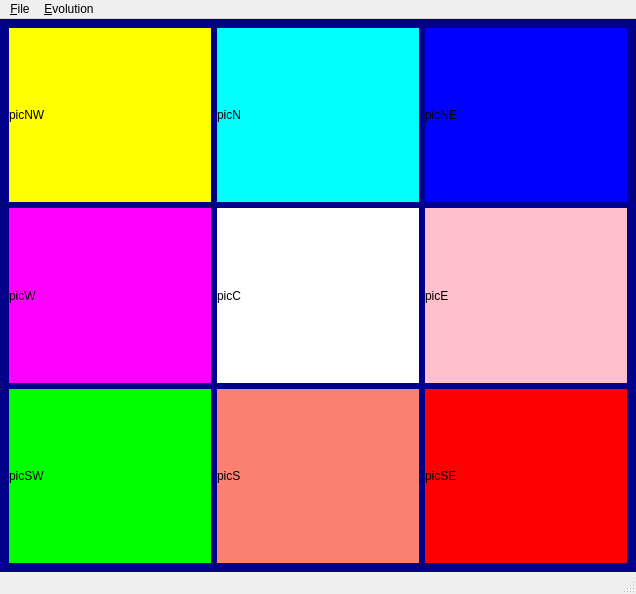
Qt form MainWindow.ui (matthias-p-nowak/evolution) before a commit.
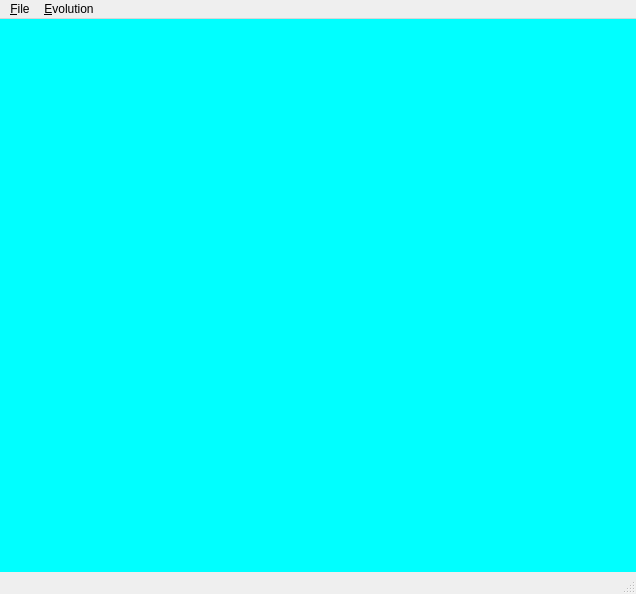
The same form after that commit.

Commit message: Redone imports, generate picture labels in program

Patch:
```diff
--- a/MainWindow.ui
+++ b/MainWindow.ui
@@ -30,100 +30,9 @@
     <bool>false</bool>
    </property>
    <property name="styleSheet">
-    <string notr="true">background-color: darkblue;</string>
+    <string notr="true">background-color: aqua;</string>
    </property>
-   <layout class="QGridLayout" name="gridLayout_2">
-    <item row="0" column="0">
-     <widget class="QLabel" name="picNW">
-      <property name="styleSheet">
-       <string notr="true">background-color: yellow;</string>
-      </property>
-      <property name="text">
-       <string>picNW</string>
-      </property>
-     </widget>
-    </item>
-    <item row="0" column="2">
-     <widget class="QLabel" name="picNE">
-      <property name="styleSheet">
-       <string notr="true">background-color: blue;</string>
-      </property>
-      <property name="text">
-       <string>picNE</string>
-      </property>
-     </widget>
-    </item>
-    <item row="0" column="1">
-     <widget class="QLabel" name="picN">
-      <property name="styleSheet">
-       <string notr="true">background-color: cyan;</string>
-      </property>
-      <property name="text">
-       <string>picN</string>
-      </property>
-     </widget>
-    </item>
-    <item row="1" column="0">
-     <widget class="QLabel" name="picW">
-      <property name="styleSheet">
-       <string notr="true">background-color: magenta;</string>
-      </property>
-      <property name="text">
-       <string>picW</string>
-      </property>
-     </widget>
-    </item>
-    <item row="2" column="0">
-     <widget class="QLabel" name="picSW">
-      <property name="styleSheet">
-       <string notr="true">background-color: lime;</string>
-      </property>
-      <property name="text">
-       <string>picSW</string>
-      </property>
-     </widget>
-    </item>
-    <item row="1" column="1">
-     <widget class="QLabel" name="picC">
-      <property name="styleSheet">
-       <string notr="true">background-color: white</string>
-      </property>
-      <property name="text">
-       <string>picC</string>
-      </property>
-     </widget>
-    </item>
-    <item row="1" column="2">
-     <widget class="QLabel" name="picE">
-      <property name="styleSheet">
-       <string notr="true">background-color: pink;</string>
-      </property>
-      <property name="text">
-       <string>picE</string>
-      </property>
-     </widget>
-    </item>
-    <item row="2" column="1">
-     <widget class="QLabel" name="picS">
-      <property name="styleSheet">
-       <string notr="true">background-color: salmon;</string>
-      </property>
-      <property name="text">
-       <string>picS</string>
-      </property>
-     </widget>
-    </item>
-    <item row="2" column="2">
-     <widget class="QLabel" name="picSE">
-      <property name="styleSheet">
-       <string notr="true">background-color: red;</string>
-      </property>
-      <property name="text">
-       <string>picSE</string>
-      </property>
-     </widget>
-    </item>
-   </layout>
+   <layout class="QGridLayout" name="gl"/>
   </widget>
   <widget class="QMenuBar" name="menubar">
    <property name="geometry">
```
The commit also changes 2 other files.
